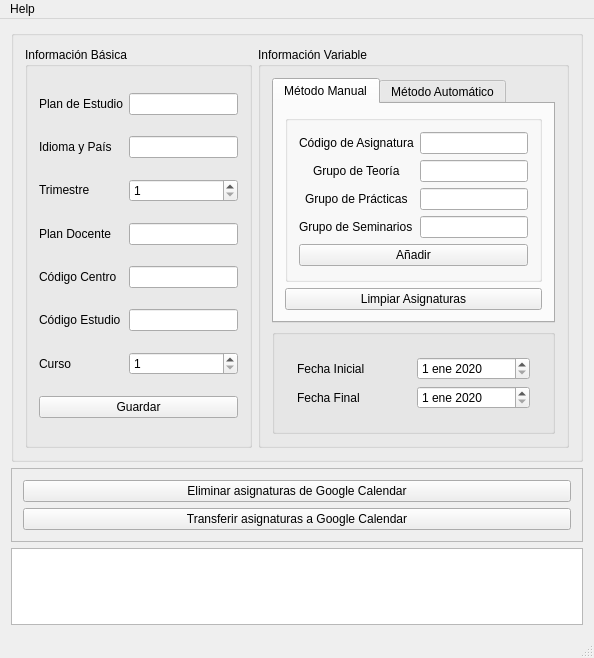
Above: res/GUI/MainWindow.ui from Sklyvan/ScrapingUPF before the change. Below: the same form after it.
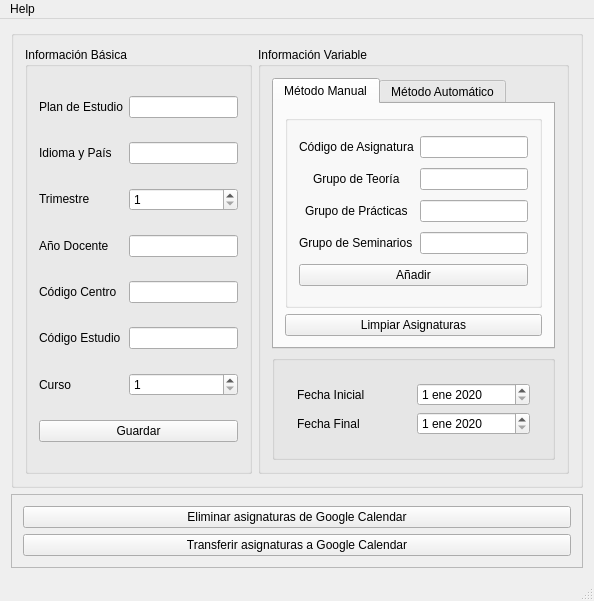
That is the form after the change.

Commit message: GUI reads from UserPreferences file.

```diff
--- a/res/GUI/MainWindow.ui
+++ b/res/GUI/MainWindow.ui
@@ -7,7 +7,7 @@
     <x>0</x>
     <y>0</y>
     <width>594</width>
-    <height>658</height>
+    <height>601</height>
    </rect>
   </property>
   <property name="windowTitle">
@@ -18,16 +18,6 @@
   </property>
   <widget class="QWidget" name="mainWindow">
    <layout class="QGridLayout" name="gridLayout_3">
-    <item row="3" column="0">
-     <widget class="QPlainTextEdit" name="plainTextEdit">
-      <property name="readOnly">
-       <bool>true</bool>
-      </property>
-      <property name="plainText">
-       <string/>
-      </property>
-     </widget>
-    </item>
     <item row="0" column="0">
      <widget class="QGroupBox" name="basicInformationBox">
       <layout class="QHBoxLayout" name="horizontalLayout">
@@ -54,7 +44,7 @@
           <item row="3" column="0">
            <widget class="QLabel" name="planDocente">
             <property name="text">
-             <string>&lt;html&gt;&lt;head/&gt;&lt;body&gt;&lt;p&gt;Plan Docente&lt;/p&gt;&lt;/body&gt;&lt;/html&gt;</string>
+             <string>&lt;html&gt;&lt;head/&gt;&lt;body&gt;&lt;p&gt;Año Docente&lt;/p&gt;&lt;/body&gt;&lt;/html&gt;</string>
             </property>
            </widget>
           </item>
```
The commit also changes 3 other files.
